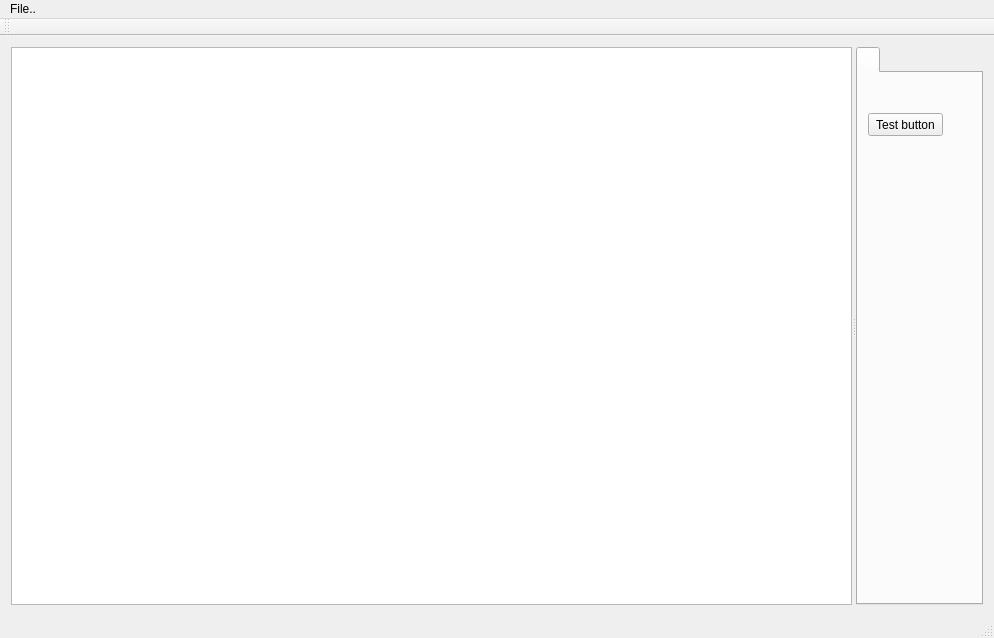
Before: the Qt Designer form SourceCode/Modelviewer/modelviewerwindow.ui in Wapajama/ZMasher, drawn with Qt 5.
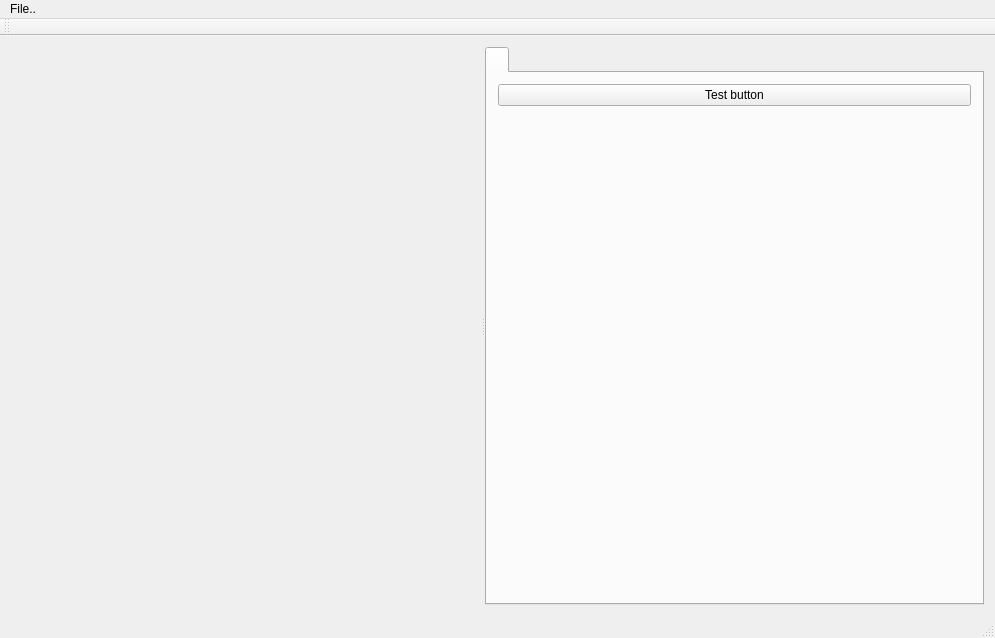
After: the same form once the commit is applied.

Commit message: Fixed property view not showing in release

What changed in the file:
```diff
--- a/SourceCode/Modelviewer/modelviewerwindow.ui
+++ b/SourceCode/Modelviewer/modelviewerwindow.ui
@@ -6,7 +6,7 @@
    <rect>
     <x>0</x>
     <y>0</y>
-    <width>994</width>
+    <width>995</width>
     <height>638</height>
    </rect>
   </property>
@@ -20,38 +20,67 @@
       <property name="orientation">
        <enum>Qt::Horizontal</enum>
       </property>
-      <widget class="QGraphicsView" name="graphicsView">
-       <property name="sizePolicy">
-        <sizepolicy hsizetype="Preferred" vsizetype="Preferred">
-         <horstretch>0</horstretch>
-         <verstretch>0</verstretch>
-        </sizepolicy>
-       </property>
-      </widget>
-      <widget class="QTabWidget" name="PropertyView">
+      <widget class="QWidget" name="graphicsView" native="true">
        <property name="sizePolicy">
         <sizepolicy hsizetype="Expanding" vsizetype="Preferred">
          <horstretch>0</horstretch>
          <verstretch>0</verstretch>
         </sizepolicy>
        </property>
+      </widget>
+      <widget class="QTabWidget" name="PropertyView">
+       <property name="enabled">
+        <bool>true</bool>
+       </property>
+       <property name="sizePolicy">
+        <sizepolicy hsizetype="Minimum" vsizetype="Preferred">
+         <horstretch>0</horstretch>
+         <verstretch>0</verstretch>
+        </sizepolicy>
+       </property>
        <widget class="QWidget" name="PropertyViewPage1">
         <attribute name="title">
          <string/>
         </attribute>
-        <widget class="QPushButton" name="pushButton">
-         <property name="geometry">
-          <rect>
-           <x>10</x>
-           <y>40</y>
-           <width>75</width>
-           <height>23</height>
-          </rect>
-         </property>
-         <property name="text">
-          <string>Test button</string>
-         </property>
-        </widget>
+        <layout class="QVBoxLayout" name="verticalLayout_2">
+         <item>
+          <layout class="QVBoxLayout" name="verticalLayout">
+           <item>
+            <widget class="QPushButton" name="pushButton">
+             <property name="text">
+              <string>Test button</string>
+             </property>
+            </widget>
+           </item>
+           <item>
+            <spacer name="horizontalSpacer">
+             <property name="orientation">
+              <enum>Qt::Horizontal</enum>
+             </property>
+             <property name="sizeHint" stdset="0">
+              <size>
+               <width>40</width>
+               <height>20</height>
+              </size>
+             </property>
+            </spacer>
+           </item>
+          </layout>
+         </item>
+         <item>
+          <spacer name="verticalSpacer">
+           <property name="orientation">
+            <enum>Qt::Vertical</enum>
+           </property>
+           <property name="sizeHint" stdset="0">
+            <size>
+             <width>20</width>
+             <height>463</height>
+            </size>
+           </property>
+          </spacer>
+         </item>
+        </layout>
        </widget>
       </widget>
      </widget>
@@ -63,7 +92,7 @@
     <rect>
      <x>0</x>
      <y>0</y>
-     <width>994</width>
+     <width>995</width>
      <height>21</height>
     </rect>
    </property>
```
Left out of the diff: 2 changed lines with no effect on the pictures. The commit also changes 33 other files.
